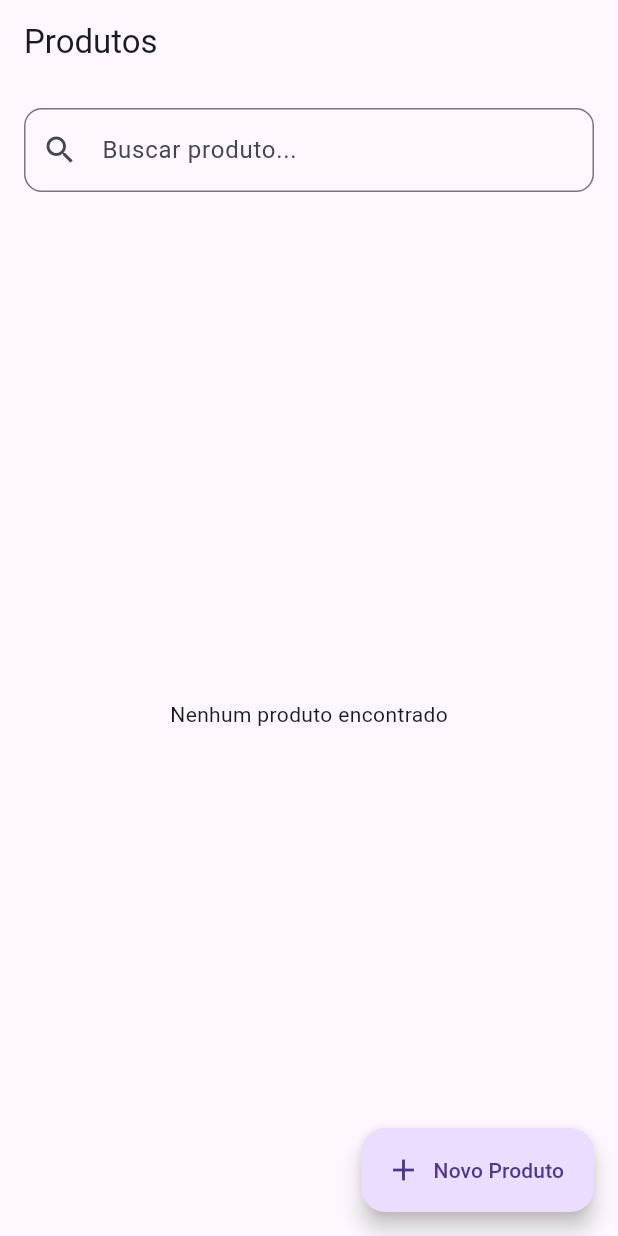
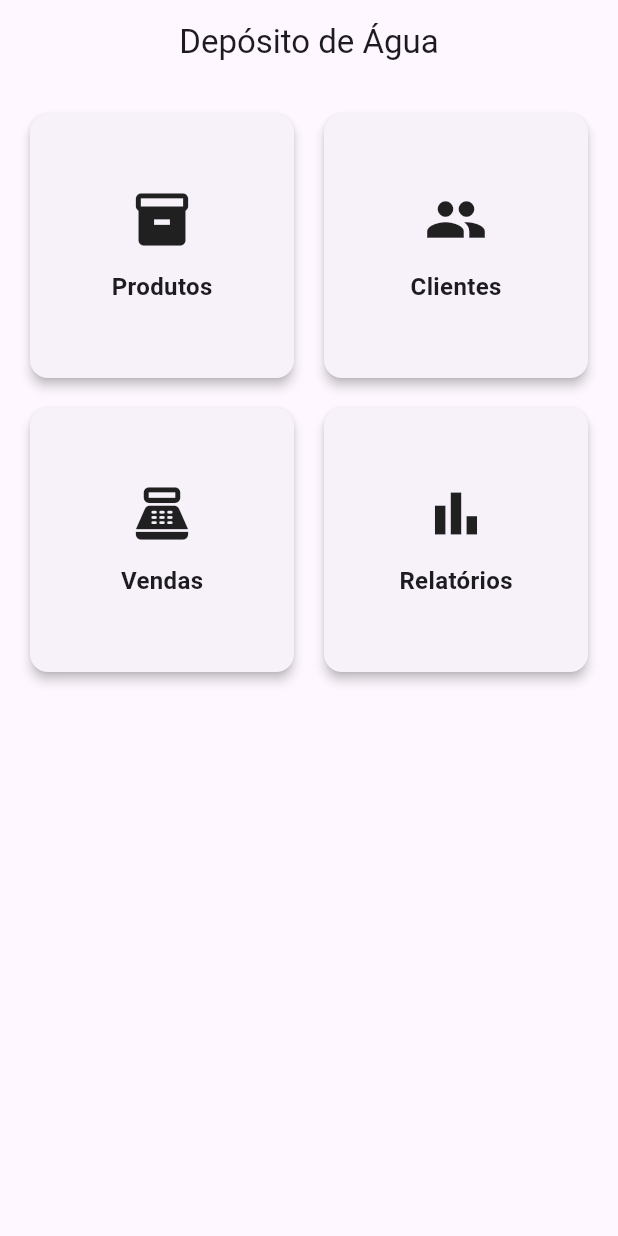
Before and after one commit to jpteixeiraferreira/deposito_agua, a Flutter app: the screen it shows after launch, on a phone screen of 412 x 824 dp. Run offline on Flutter 3.47's test engine with Material 3 defaults, Android fonts, the phone set to English and light mode, and no system bars; our stand-ins replace flutter_dotenv, go_router, supabase_flutter; accounts and stored records are empty.

Commit message:
feat: Criando a homepage e a tela de cadastro de clientes

```diff
--- a/lib/core/routes.dart
+++ b/lib/core/routes.dart
@@ -1,6 +1,18 @@
 import 'package:go_router/go_router.dart';
+import '../features/home/pages/home_page.dart';
+import '../features/clientes/pages/clientes_page.dart';
 import '../features/produtos/pages/produtos_page.dart';
 
 final router = GoRouter(
-  routes: [GoRoute(path: '/', builder: (context, state) => ProdutosPage())],
+  routes: [
+    GoRoute(path: '/', builder: (context, state) => const HomePage()),
+    GoRoute(
+      path: '/clientes',
+      builder: (context, state) => const ClientesPage(),
+    ),
+    GoRoute(
+      path: '/produtos',
+      builder: (context, state) => const ProdutosPage(),
+    ),
+  ],
 );
--- /dev/null
+++ b/lib/features/home/pages/home_page.dart
@@ -0,0 +1,80 @@
+import 'package:flutter/material.dart';
+import 'package:go_router/go_router.dart';
+
+class HomePage extends StatelessWidget {
+  const HomePage({super.key});
+
+  Widget cardMenu({
+    required BuildContext context,
+    required IconData icon,
+    required String titulo,
+    required String rota,
+  }) {
+    return InkWell(
+      borderRadius: BorderRadius.circular(16),
+      onTap: () => context.go(rota),
+      child: Card(
+        elevation: 3,
+        child: Center(
+          child: Column(
+            mainAxisSize: MainAxisSize.min,
+            children: [
+              Icon(icon, size: 42),
+              const SizedBox(height: 12),
+              Text(
+                titulo,
+                style: const TextStyle(
+                  fontSize: 16,
+                  fontWeight: FontWeight.bold,
+                ),
+              ),
+            ],
+          ),
+        ),
+      ),
+    );
+  }
+
+  @override
+  Widget build(BuildContext context) {
+    final desktop = MediaQuery.of(context).size.width > 700;
+
+    return Scaffold(
+      appBar: AppBar(title: const Text('Depósito de Água'), centerTitle: true),
+      body: Padding(
+        padding: const EdgeInsets.all(16),
+        child: GridView.count(
+          crossAxisCount: desktop ? 4 : 2,
+          crossAxisSpacing: 12,
+          mainAxisSpacing: 12,
+          children: [
+            cardMenu(
+              context: context,
+              icon: Icons.inventory,
+              titulo: 'Produtos',
+              rota: '/produtos',
+            ),
+            cardMenu(
+              context: context,
+              icon: Icons.people,
+              titulo: 'Clientes',
+              rota: '/clientes',
+            ),
+            cardMenu(
+              context: context,
+              icon: Icons.point_of_sale,
+              titulo: 'Vendas',
+              rota: '/vendas',
+            ),
+            cardMenu(
+              context: context,
+              icon: Icons.bar_chart,
+              titulo: 'Relatórios',
+              rota: '/relatorios',
+            ),
+          ],
+        ),
+      ),
+    );
+  }
+}
```
Also changed, not shown: lib/features/clientes/models/cliente_model.dart (added, +31 -0 lines), lib/features/clientes/pages/clientes_page.dart (added, +177 -0 lines), lib/features/clientes/repositories/cliente_repository.dart (added, +51 -0 lines), lib/features/clientes/widgets/cliente_form_dialog.dart (added, +178 -0 lines).
